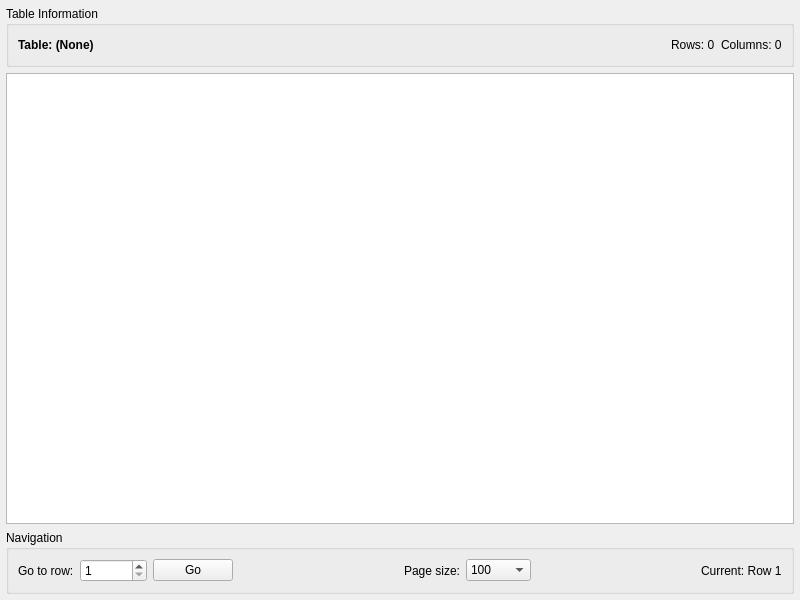
The window that src/WhiskerToolbox/TableViewerWidget/TableViewerWidget.ui (paulmthompson/WhiskerToolbox) describes before a commit, drawn with Qt 5.
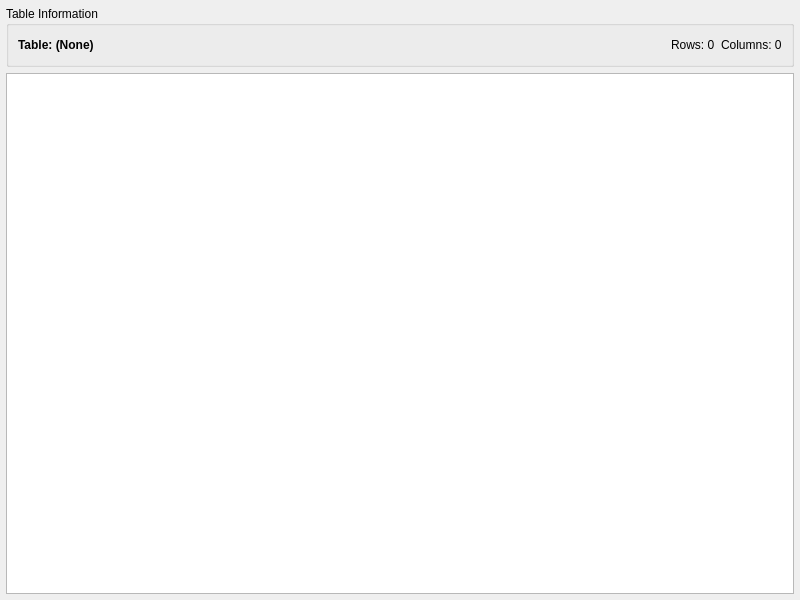
The same window after the commit.

Commit message: removed unnecessary table navigation controls

Diff of the .ui file:
```diff
--- a/src/WhiskerToolbox/TableViewerWidget/TableViewerWidget.ui
+++ b/src/WhiskerToolbox/TableViewerWidget/TableViewerWidget.ui
@@ -100,117 +100,7 @@
      </property>
     </widget>
    </item>
-   <item>
-    <widget class="QGroupBox" name="navigation_group">
-     <property name="title">
-      <string>Navigation</string>
-     </property>
-     <property name="maximumSize">
-      <size>
-       <width>16777215</width>
-       <height>80</height>
-      </size>
-     </property>
-     <layout class="QHBoxLayout" name="navigation_layout">
-      <item>
-       <widget class="QLabel" name="goto_row_label">
-        <property name="text">
-         <string>Go to row:</string>
-        </property>
-       </widget>
-      </item>
-      <item>
-       <widget class="QSpinBox" name="goto_row_spinbox">
-        <property name="minimum">
-         <number>1</number>
-        </property>
-        <property name="maximum">
-         <number>999999999</number>
-        </property>
-        <property name="value">
-         <number>1</number>
-        </property>
-       </widget>
-      </item>
-      <item>
-       <widget class="QPushButton" name="goto_row_button">
-        <property name="text">
-         <string>Go</string>
-        </property>
-       </widget>
-      </item>
-      <item>
-       <spacer name="nav_spacer_1">
-        <property name="orientation">
-         <enum>Qt::Orientation::Horizontal</enum>
-        </property>
-        <property name="sizeHint" stdset="0">
-         <size>
-          <width>40</width>
-          <height>20</height>
-         </size>
-        </property>
-       </spacer>
-      </item>
-      <item>
-       <widget class="QLabel" name="page_size_label">
-        <property name="text">
-         <string>Page size:</string>
-        </property>
-       </widget>
-      </item>
-      <item>
-       <widget class="QComboBox" name="page_size_combo">
-        <item>
-         <property name="text">
-          <string>100</string>
-         </property>
-        </item>
-        <item>
-         <property name="text">
-          <string>500</string>
-         </property>
-        </item>
-        <item>
-         <property name="text">
-          <string>1000</string>
-         </property>
-        </item>
-        <item>
-         <property name="text">
-          <string>5000</string>
-         </property>
-        </item>
-        <item>
-         <property name="text">
-          <string>10000</string>
-         </property>
-        </item>
-       </widget>
-      </item>
-      <item>
-       <spacer name="nav_spacer_2">
-        <property name="orientation">
-         <enum>Qt::Orientation::Horizontal</enum>
-        </property>
-        <property name="sizeHint" stdset="0">
-         <size>
-          <width>40</width>
-          <height>20</height>
-         </size>
-        </property>
-       </spacer>
-      </item>
-      <item>
-       <widget class="QLabel" name="current_row_label">
-        <property name="text">
-         <string>Current: Row 1</string>
-        </property>
-       </widget>
-      </item>
-     </layout>
-    </widget>
-   </item>
+   <!-- Navigation panel removed -->
   </layout>
  </widget>
  <resources/>
```
The commit also changes 3 other files.
